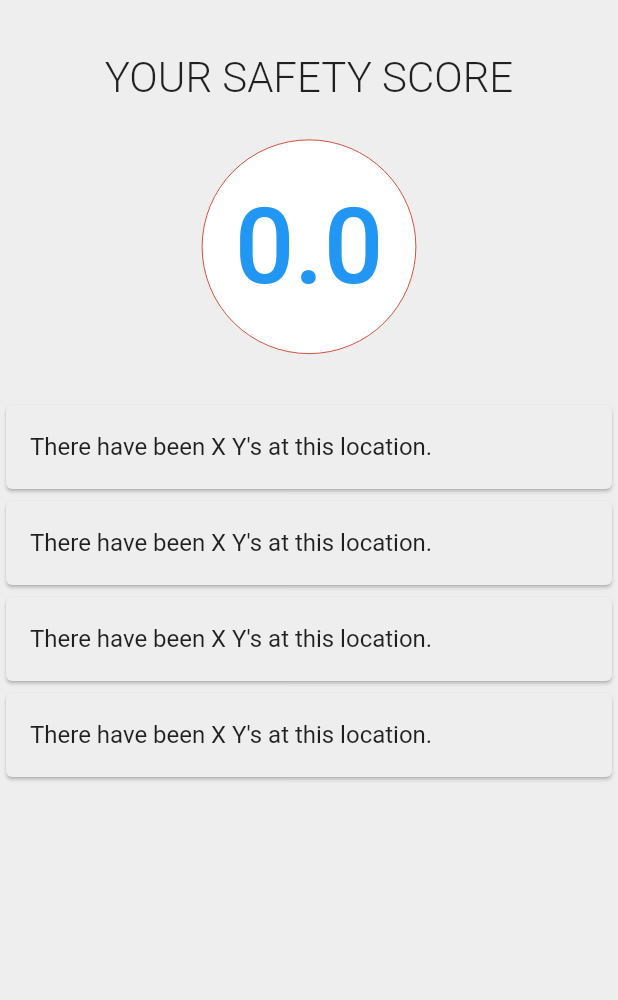
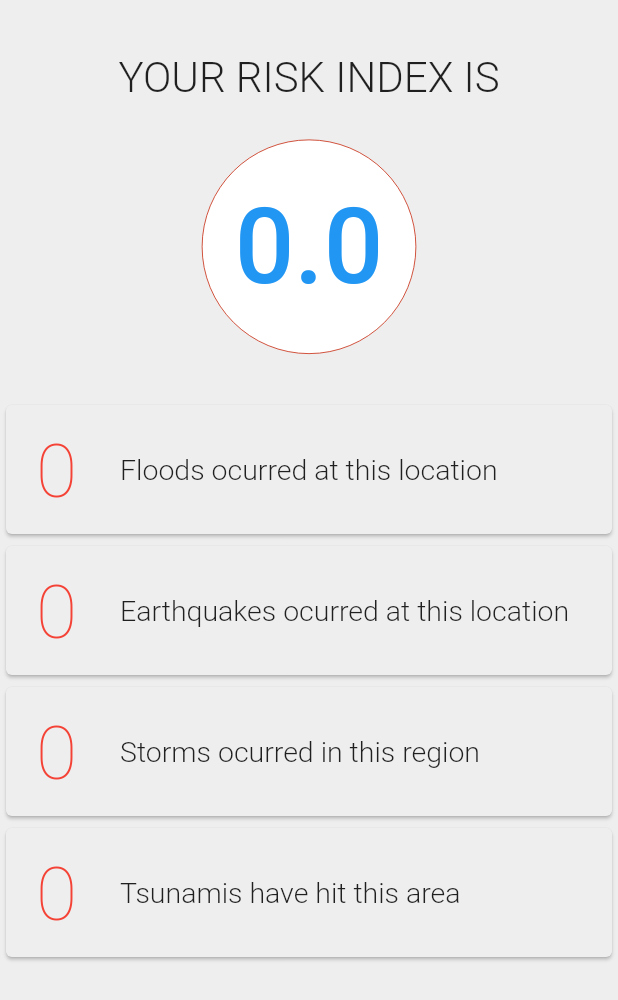
Before and after one commit to MananSoni42/CodeFunDo, a Flutter app: the ScoreCardsWidget widget shown alone on an empty page, opened directly, on a phone screen of 412 x 824 dp. Shown: the top 1000 px of the screen. Run offline on Flutter 3.47's test engine with Material 2 defaults, Android fonts, the light colour scheme and no system bars; our stand-ins replace firebase_auth, firebase_messaging, google_sign_in; missing offline and left inert: map_view; accounts and stored records are empty.

Commit message:
Score: Change cards design

```diff
--- a/catastrofree_app/lib/scoreCards.dart
+++ b/catastrofree_app/lib/scoreCards.dart
@@ -11,7 +11,36 @@ class ScoreCardsWidget extends StatelessWidget {
         crossAxisAlignment: CrossAxisAlignment.center,
         children: <Widget>[
           const ListTile(
-            title: Text("There have been X Y's at this location."),
+            contentPadding: EdgeInsets.symmetric(horizontal: 20.0, vertical:15.0),
+            leading: Text("0", style: TextStyle(fontSize:50.0, fontWeight: FontWeight.w200, color: Colors.red)),
+            title: Text("Floods ocurred at this location", style: TextStyle(fontSize:19.0, fontWeight: FontWeight.w300)),
+          ),
+        ],
+      )));
+      cards.add(
+        new Card(
+          child: Column(
+            mainAxisAlignment: MainAxisAlignment.center,
+            crossAxisAlignment: CrossAxisAlignment.center,
+            children: <Widget>[
+              const ListTile(
+                contentPadding: EdgeInsets.symmetric(horizontal: 20.0, vertical:15.0),
+                leading: Text("0", style: TextStyle(fontSize:50.0, fontWeight: FontWeight.w200, color: Colors.red)),
+                title: Text("Earthquakes ocurred at this location", style: TextStyle(fontSize:19.0,fontWeight: FontWeight.w300),),
+              ),
+            ],
+          )
+      )
+      );
+      cards.add(new Card(
+          child: Column(
+        mainAxisAlignment: MainAxisAlignment.center,
+        crossAxisAlignment: CrossAxisAlignment.center,
+        children: <Widget>[
+          const ListTile(
+            contentPadding: EdgeInsets.symmetric(horizontal: 20.0, vertical:15.0),
+            leading: Text("0", style: TextStyle(fontSize:50.0, fontWeight: FontWeight.w200, color: Colors.red)),
+            title: Text("Storms ocurred in this region", style: TextStyle(fontSize:19.0, fontWeight: FontWeight.w300)),
           ),
         ],
       )));
@@ -21,27 +50,9 @@ class ScoreCardsWidget extends StatelessWidget {
         crossAxisAlignment: CrossAxisAlignment.center,
         children: <Widget>[
           const ListTile(
-            title: Text("There have been X Y's at this location."),
-          ),
-        ],
-      )));
-      cards.add(new Card(
-          child: Column(
-        mainAxisAlignment: MainAxisAlignment.center,
-        crossAxisAlignment: CrossAxisAlignment.center,
-        children: <Widget>[
-          const ListTile(
-            title: Text("There have been X Y's at this location."),
-          ),
-        ],
-      )));
-      cards.add(new Card(
-          child: Column(
-        mainAxisAlignment: MainAxisAlignment.center,
-        crossAxisAlignment: CrossAxisAlignment.center,
-        children: <Widget>[
-          const ListTile(
-            title: Text("There have been X Y's at this location."),
+            contentPadding: EdgeInsets.symmetric(horizontal: 20.0, vertical:15.0),
+            leading: Text("0", style: TextStyle(fontSize:50.0, fontWeight: FontWeight.w200, color: Colors.red)),
+            title: Text("Tsunamis have hit this area", style: TextStyle(fontSize:19.0, fontWeight: FontWeight.w300)),
           ),
         ],
       )));
--- a/catastrofree_app/lib/scoreWidget.dart
+++ b/catastrofree_app/lib/scoreWidget.dart
@@ -56,7 +56,7 @@ class _ScoreWidgetState extends State<ScoreWidget>
           children: <Widget>[
             Center(
               child: Text(
-                "YOUR SAFETY SCORE",
+                "YOUR RISK INDEX IS",
                 style: TextStyle(fontSize: 28.0, fontWeight: FontWeight.w300),
                 textAlign: TextAlign.center,
               ),
```
